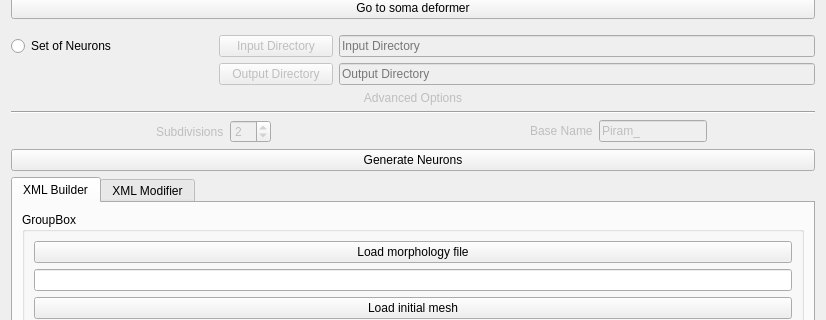
This is Neuronize/SomaCreatorWidget.ui in vg-lab/Neuronize as Qt 5 draws it before an edit; both pictures show x 0 to 826 and y 152 to 472 of the 826 by 730 pixel window. The edited form follows.
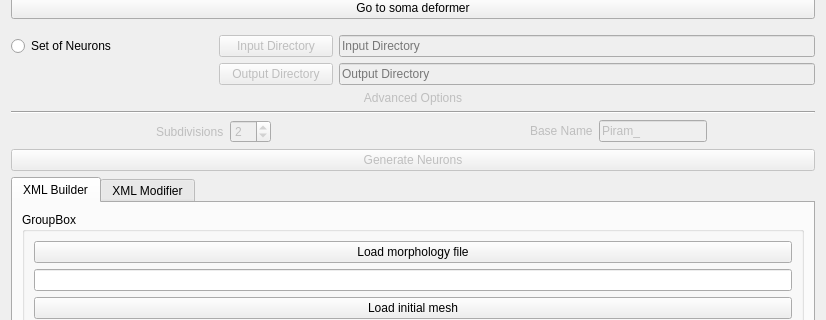
This is the edited form.

Commit message: Minor Bugs and disable repair tab

Patch:
```diff
--- a/Neuronize/SomaCreatorWidget.ui
+++ b/Neuronize/SomaCreatorWidget.ui
@@ -332,6 +332,9 @@
    </item>
    <item>
     <widget class="QPushButton" name="pushButton_GenerateNeurons">
+     <property name="enabled">
+      <bool>false</bool>
+     </property>
      <property name="text">
       <string>Generate Neurons</string>
      </property>
```
Left out of the diff: 17 changed lines with no effect on the pictures. The commit also changes 1 other file.
